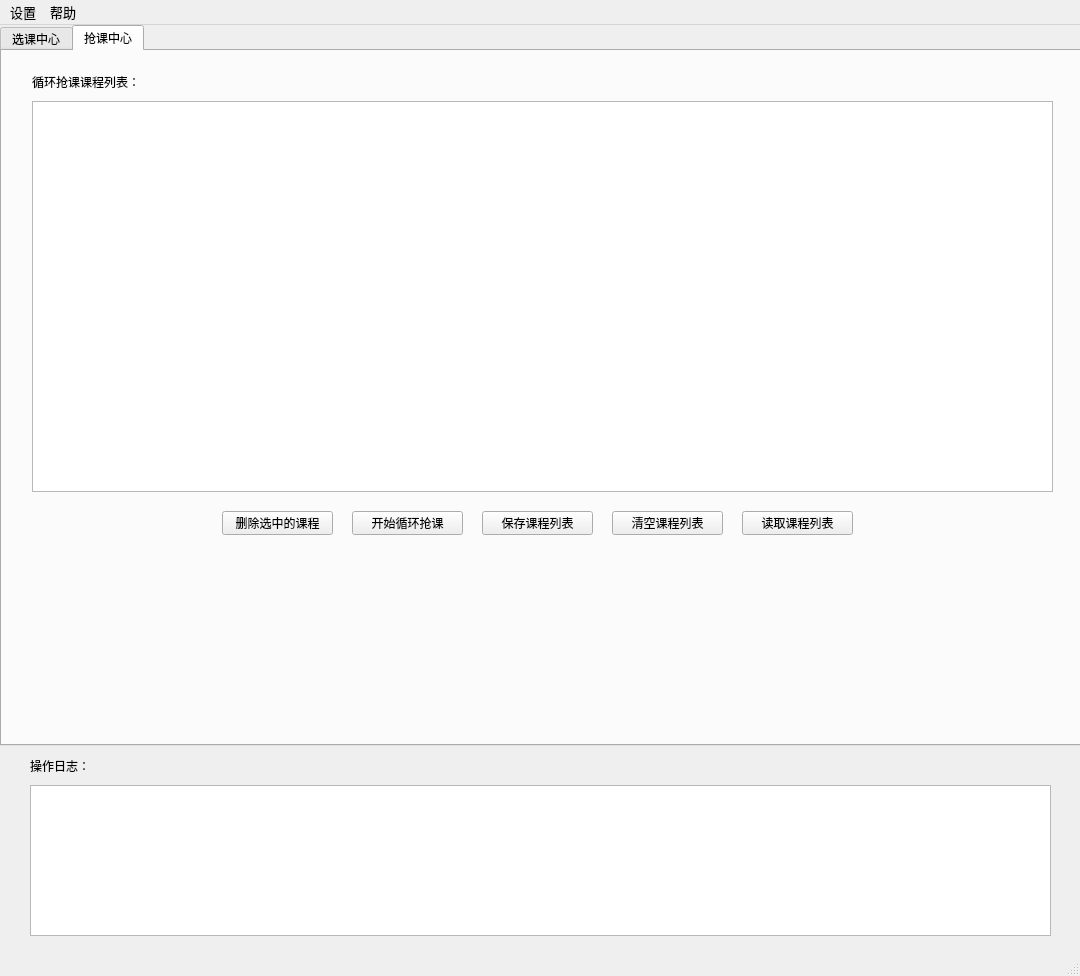
This is ui/mainWindow.ui in FKSJDSCZ/USTB-curricula-variable-helper as Qt 5 draws it before an edit. The edited form follows.
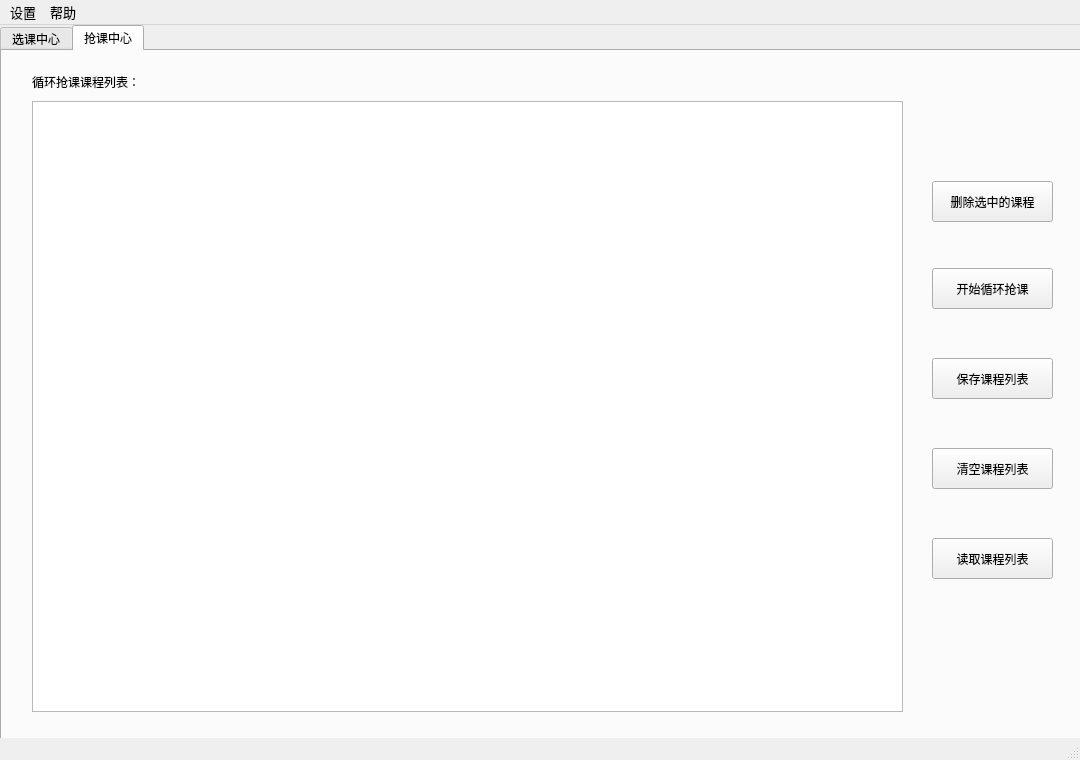
This is the edited form. The open tabs and pages were chosen to show the change.

```diff
--- a/ui/mainWindow.ui
+++ b/ui/mainWindow.ui
@@ -7,7 +7,7 @@
     <x>0</x>
     <y>0</y>
     <width>1080</width>
-    <height>976</height>
+    <height>760</height>
    </rect>
   </property>
   <property name="minimumSize">
@@ -282,10 +282,10 @@
      <widget class="QPushButton" name="delAutoCourse">
       <property name="geometry">
        <rect>
-        <x>220</x>
-        <y>460</y>
-        <width>111</width>
-        <height>24</height>
+        <x>930</x>
+        <y>130</y>
+        <width>121</width>
+        <height>41</height>
        </rect>
       </property>
       <property name="text">
@@ -295,10 +295,10 @@
      <widget class="QPushButton" name="autoCourseSwitch">
       <property name="geometry">
        <rect>
-        <x>350</x>
-        <y>460</y>
-        <width>111</width>
-        <height>24</height>
+        <x>930</x>
+        <y>217</y>
+        <width>121</width>
+        <height>41</height>
        </rect>
       </property>
       <property name="text">
@@ -308,10 +308,10 @@
      <widget class="QPushButton" name="saveCourseList">
       <property name="geometry">
        <rect>
-        <x>480</x>
-        <y>460</y>
-        <width>111</width>
-        <height>24</height>
+        <x>930</x>
+        <y>307</y>
+        <width>121</width>
+        <height>41</height>
        </rect>
       </property>
       <property name="text">
@@ -321,10 +321,10 @@
      <widget class="QPushButton" name="clearCourseList">
       <property name="geometry">
        <rect>
-        <x>610</x>
-        <y>460</y>
-        <width>111</width>
-        <height>24</height>
+        <x>930</x>
+        <y>397</y>
+        <width>121</width>
+        <height>41</height>
        </rect>
       </property>
       <property name="text">
@@ -334,10 +334,10 @@
      <widget class="QPushButton" name="loadCourseList">
       <property name="geometry">
        <rect>
-        <x>740</x>
-        <y>460</y>
-        <width>111</width>
-        <height>24</height>
+        <x>930</x>
+        <y>487</y>
+        <width>121</width>
+        <height>41</height>
        </rect>
       </property>
       <property name="text">
@@ -349,8 +349,8 @@
        <rect>
         <x>30</x>
         <y>50</y>
-        <width>1021</width>
-        <height>391</height>
+        <width>871</width>
+        <height>611</height>
        </rect>
       </property>
       <property name="editTriggers">
```
Left out of the diff: 76 changed lines with no effect on the pictures.
